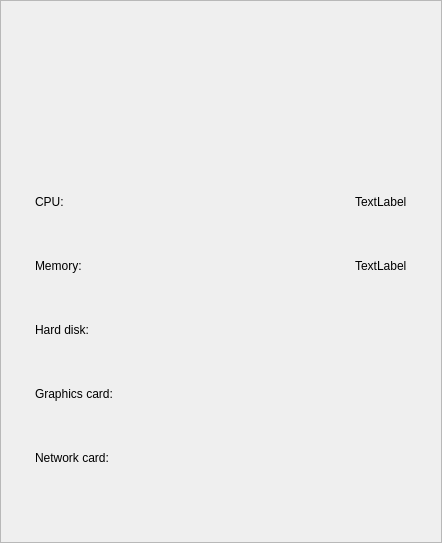
Qt form src/pages/hardware-information/hardware-information.ui (openeuler-mirror/kiran-control-panel) before a commit.
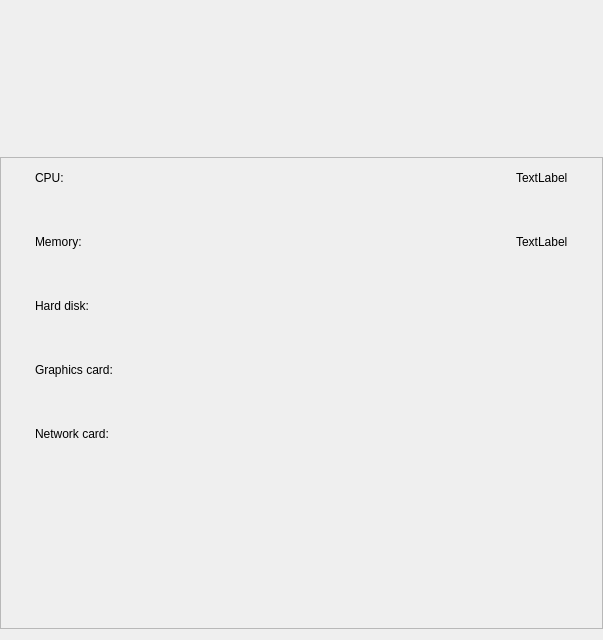
The same form after that commit.

Commit message:
fix(*):adjust the directory structure,compile the license code separately and add option of diasable system and hardware info
- 调整目录结构，将授权代码分开编译，添加不显示系统软硬件信息的编译选项

Relates #50328

```diff
--- a/src/pages/hardware-information/hardware-information.ui
+++ b/src/pages/hardware-information/hardware-information.ui
@@ -6,8 +6,8 @@
    <rect>
     <x>0</x>
     <y>0</y>
-    <width>442</width>
-    <height>543</height>
+    <width>603</width>
+    <height>640</height>
    </rect>
   </property>
   <property name="windowTitle">
@@ -26,9 +26,22 @@
    <property name="rightMargin">
     <number>0</number>
    </property>
-   <property name="bottomMargin">
-    <number>0</number>
-   </property>
+   <item>
+    <widget class="QWidget" name="widget_logo" native="true">
+     <property name="minimumSize">
+      <size>
+       <width>0</width>
+       <height>157</height>
+      </size>
+     </property>
+     <property name="maximumSize">
+      <size>
+       <width>16777215</width>
+       <height>157</height>
+      </size>
+     </property>
+    </widget>
+   </item>
    <item>
     <widget class="QScrollArea" name="scrollArea">
      <property name="widgetResizable">
@@ -39,8 +52,8 @@
        <rect>
         <x>0</x>
         <y>0</y>
-        <width>440</width>
-        <height>541</height>
+        <width>601</width>
+        <height>472</height>
        </rect>
       </property>
       <layout class="QVBoxLayout" name="verticalLayout_3">
@@ -57,58 +70,8 @@
         <number>0</number>
        </property>
        <property name="bottomMargin">
-        <number>0</number>
+        <number>40</number>
        </property>
-       <item>
-        <widget class="QWidget" name="widget_logo" native="true">
-         <property name="minimumSize">
-          <size>
-           <width>0</width>
-           <height>157</height>
-          </size>
-         </property>
-         <property name="maximumSize">
-          <size>
-           <width>16777215</width>
-           <height>157</height>
-          </size>
-         </property>
-         <layout class="QHBoxLayout" name="horizontalLayout_7">
-          <property name="spacing">
-           <number>0</number>
-          </property>
-          <property name="leftMargin">
-           <number>0</number>
-          </property>
-          <property name="topMargin">
-           <number>40</number>
-          </property>
-          <property name="rightMargin">
-           <number>0</number>
-          </property>
-          <property name="bottomMargin">
-           <number>40</number>
-          </property>
-          <item>
-           <layout class="QHBoxLayout" name="horizontalLayout_6">
-            <property name="spacing">
-             <number>0</number>
-            </property>
-            <item>
-             <widget class="QLabel" name="label_logo">
-              <property name="text">
-               <string/>
-              </property>
-              <property name="alignment">
-               <set>Qt::AlignCenter</set>
-              </property>
-             </widget>
-            </item>
-           </layout>
-          </item>
-         </layout>
-        </widget>
-       </item>
        <item>
         <widget class="QWidget" name="widget_2" native="true">
          <layout class="QVBoxLayout" name="verticalLayout">
@@ -119,13 +82,13 @@
            <number>24</number>
           </property>
           <property name="topMargin">
-           <number>24</number>
+           <number>0</number>
           </property>
           <property name="rightMargin">
            <number>24</number>
           </property>
           <property name="bottomMargin">
-           <number>40</number>
+           <number>0</number>
           </property>
           <item>
            <widget class="QWidget" name="widget_CPU" native="true">
```
The commit also changes 31 other files.
